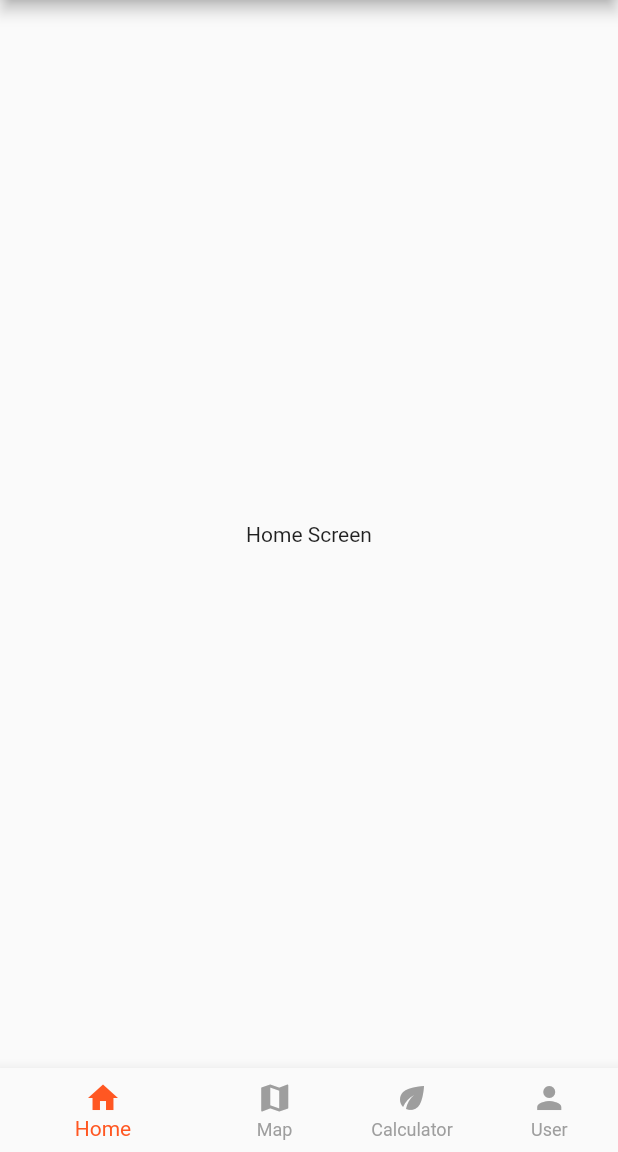
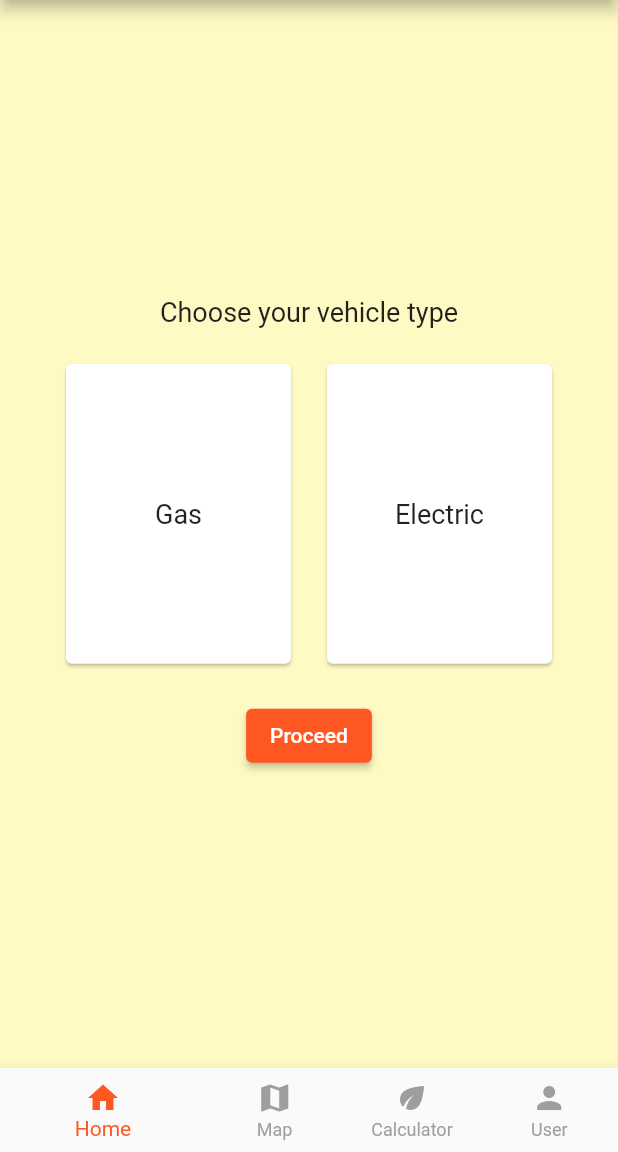
Before and after one commit to IT21078996/FuelFinder, a Flutter app: the screen it shows after launch, on a phone screen of 412 x 824 dp, the part 84-1236 px from its top. Run offline on Flutter 3.47's test engine with Material 2 defaults, Android fonts, the phone set to English and light mode, and no system bars; our stand-ins replace cloud_firestore, firebase_core; accounts and stored records are empty.

Commit message:
draft home screen

```diff
--- a/fuel_finder/lib/screens/home.dart
+++ b/fuel_finder/lib/screens/home.dart
@@ -1,17 +1,122 @@
 import 'package:flutter/material.dart';
+import 'package:fuel_finder/screens/AddStation.dart';
 
 class Home extends StatefulWidget {
-  const Home({super.key});
+  const Home({Key? key}) : super(key: key);
 
   @override
   State<Home> createState() => _HomeState();
 }
 
 class _HomeState extends State<Home> {
+  String selectedVehicleType = ''; // To store the selected vehicle type
+
   @override
   Widget build(BuildContext context) {
-    return const Center(
-      child: Text('Home Screen'),
+    return Scaffold(
+      backgroundColor: Colors.yellow[100],
+      // appBar: AppBar(
+      //   title: Text('Home'),
+      // ),
+      body: Center(
+        child: Column(
+          mainAxisAlignment: MainAxisAlignment.center,
+          children: [
+            Text(
+              'Choose your vehicle type',
+              style: TextStyle(fontSize: 18),
+            ),
+            SizedBox(height: 20),
+            Row(
+              mainAxisAlignment: MainAxisAlignment.center,
+              children: [
+                VehicleCard(
+                  vehicleType: 'Gas',
+                  isSelected: selectedVehicleType == 'Gas',
+                  onSelect: () {
+                    setState(() {
+                      selectedVehicleType = 'Gas';
+                    });
+                  },
+                ),
+                SizedBox(width: 16),
+                VehicleCard(
+                  vehicleType: 'Electric',
+                  isSelected: selectedVehicleType == 'Electric',
+                  onSelect: () {
+                    setState(() {
+                      selectedVehicleType = 'Electric';
+                    });
+                  },
+                ),
+              ],
+            ),
+            SizedBox(height: 20),
+            ElevatedButton(
+              onPressed: () {
+                if (selectedVehicleType.isNotEmpty) {
+                  Navigator.of(context).push(
+                    MaterialPageRoute(
+                      builder: (context) => AddStation(),
+                    ),
+                  );
+                  print('Selected vehicle type: $selectedVehicleType');
+                } else {
+                  showDialog(
+                    context: context,
+                    builder: (context) {
+                      return AlertDialog(
+                        title: Text('Please select a vehicle type'),
+                        actions: [
+                          ElevatedButton(
+                            onPressed: () {
+                              Navigator.of(context).pop();
+                            },
+                            child: Text('OK'),
+                          ),
+                        ],
+                      );
+                    },
+                  );
+                }
+              },
+              child: Text('Proceed'),
+            ),
+          ],
+        ),
+      ),
     );
   }
 }
+
+class VehicleCard extends StatelessWidget {
+  final String vehicleType;
+  final bool isSelected;
+  final VoidCallback onSelect;
+
+  VehicleCard({
+    required this.vehicleType,
+    required this.isSelected,
+    required this.onSelect,
+  });
+
+  @override
+  Widget build(BuildContext context) {
+    return InkWell(
+      onTap: onSelect,
+      child: Card(
+        color: isSelected ? Colors.blue : Colors.white,
+        child: SizedBox(
+          width: 150,
+          height: 200,
+          child: Center(
+            child: Text(
+              vehicleType,
+              style: TextStyle(fontSize: 18),
+            ),
+          ),
+        ),
+      ),
+    );
+  }
+}
```
Also changed, not shown: fuel_finder/pubspec.lock, 2 other files.
